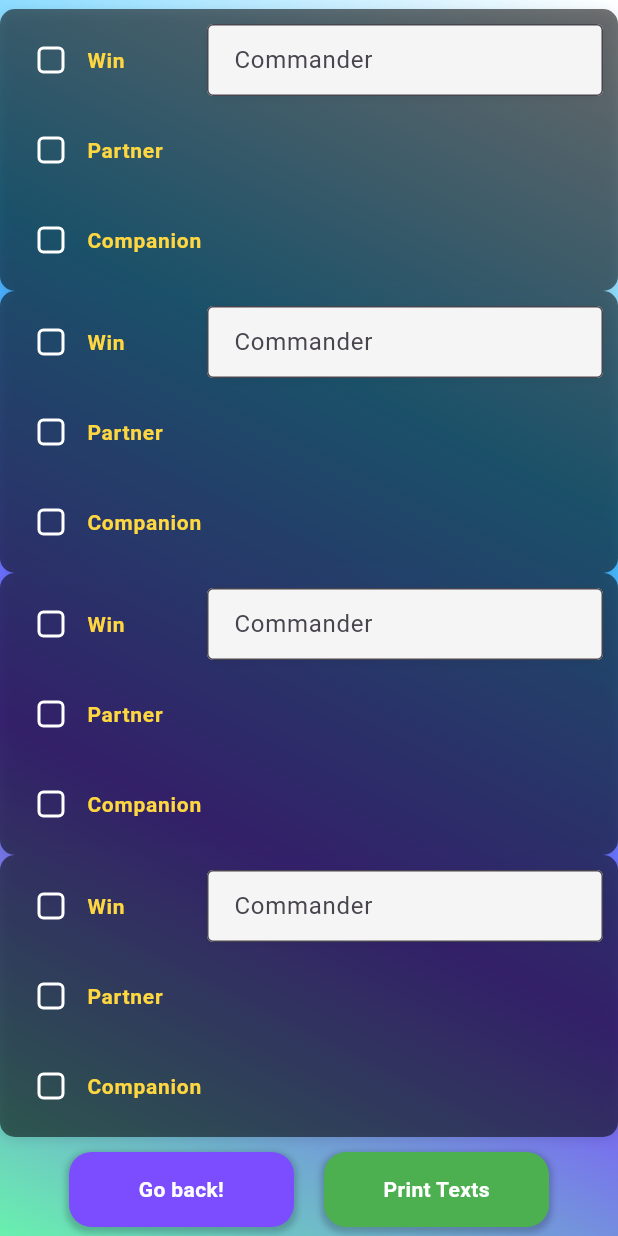
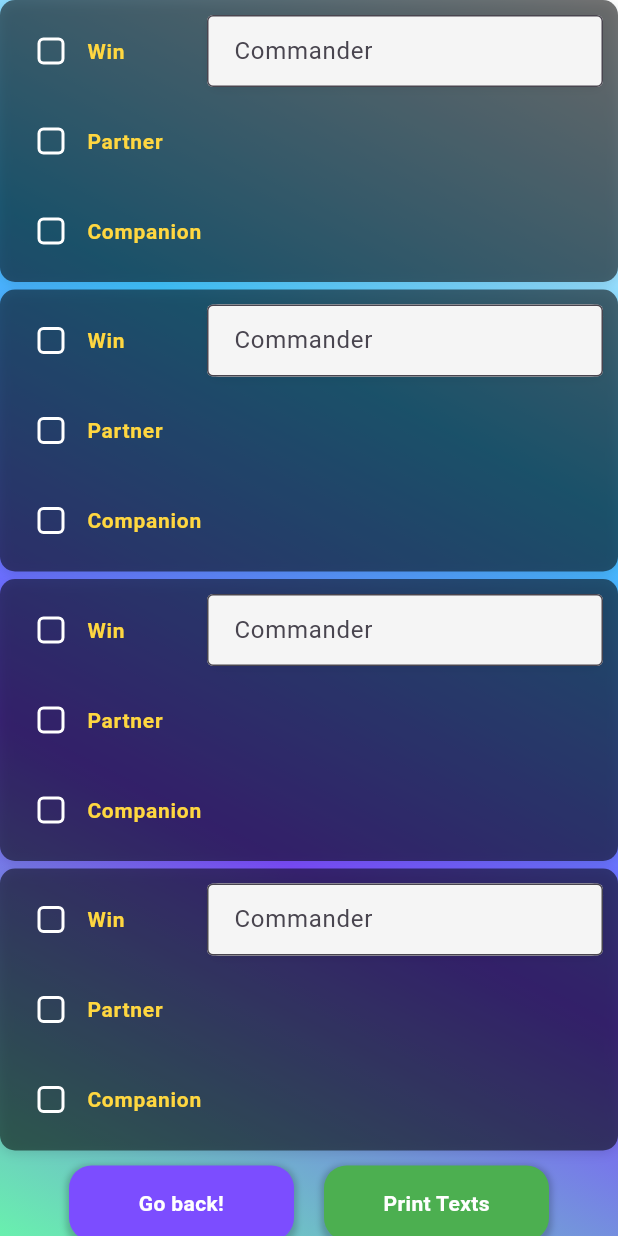
Before and after one commit to ViCTiM89/weatherlight, a Flutter app: the CommanderGamerTracking screen opened directly, on a phone screen of 412 x 824 dp. Run offline on Flutter 3.47's test engine with Material 3 defaults, Android fonts, the phone set to English and light mode, and no system bars; our stand-ins replace wakelock; missing offline and left inert: mongo_dart.

Commit message:
ipmroved visuals -ToDo: OracleText for dungeons

```diff
--- a/lib/screens/game_tracking.dart
+++ b/lib/screens/game_tracking.dart
@@ -153,6 +153,9 @@ class _CommanderGamerTrackingState extends State<CommanderGamerTracking> {
                   onCompanionChanged: (value) =>
                       setState(() => isCompanion1 = value),
                 ),
+                const SizedBox(
+                  height: 5,
+                ),
                 CommanderTrackerWidget(
                   textFieldLabel: 'Commander',
                   optionalTextLabel: 'Partner/Background',
@@ -177,6 +180,9 @@ class _CommanderGamerTrackingState extends State<CommanderGamerTracking> {
                   onCompanionChanged: (value) =>
                       setState(() => isCompanion2 = value),
                 ),
+                const SizedBox(
+                  height: 5,
+                ),
                 CommanderTrackerWidget(
                   textFieldLabel: 'Commander',
                   optionalTextLabel: 'Partner/Background',
@@ -200,6 +206,9 @@ class _CommanderGamerTrackingState extends State<CommanderGamerTracking> {
                       setState(() => isPartner3 = value),
                   onCompanionChanged: (value) =>
                       setState(() => isCompanion3 = value),
+                ),
+                const SizedBox(
+                  height: 5,
                 ),
                 CommanderTrackerWidget(
                   textFieldLabel: 'Commander',
```
